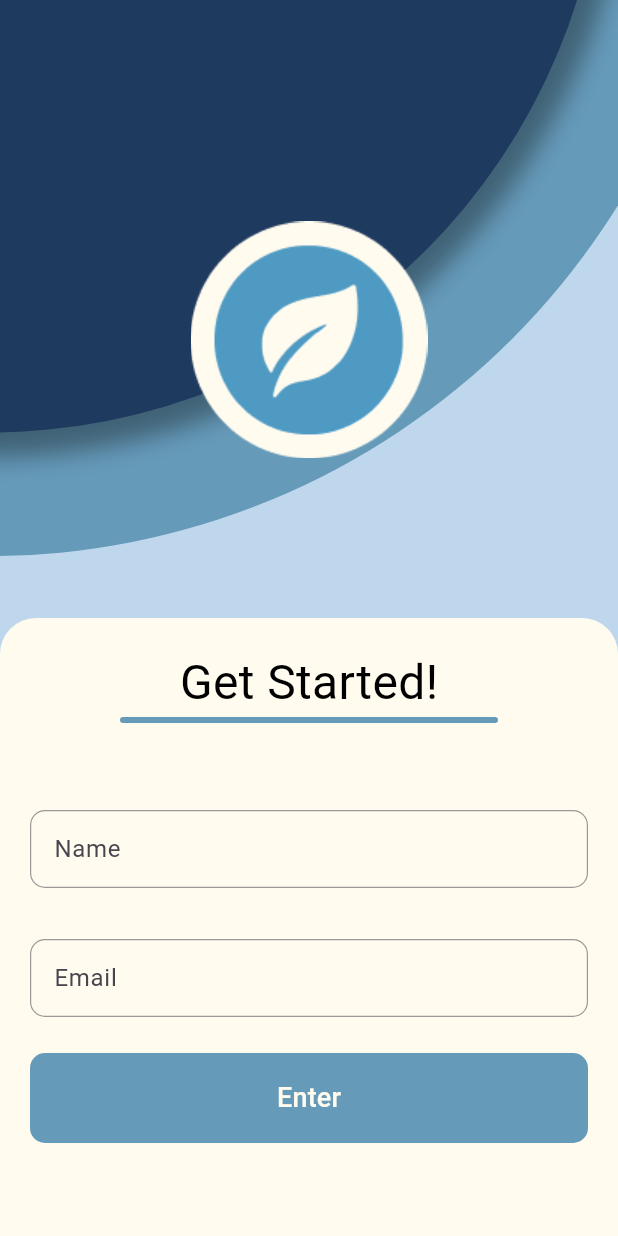
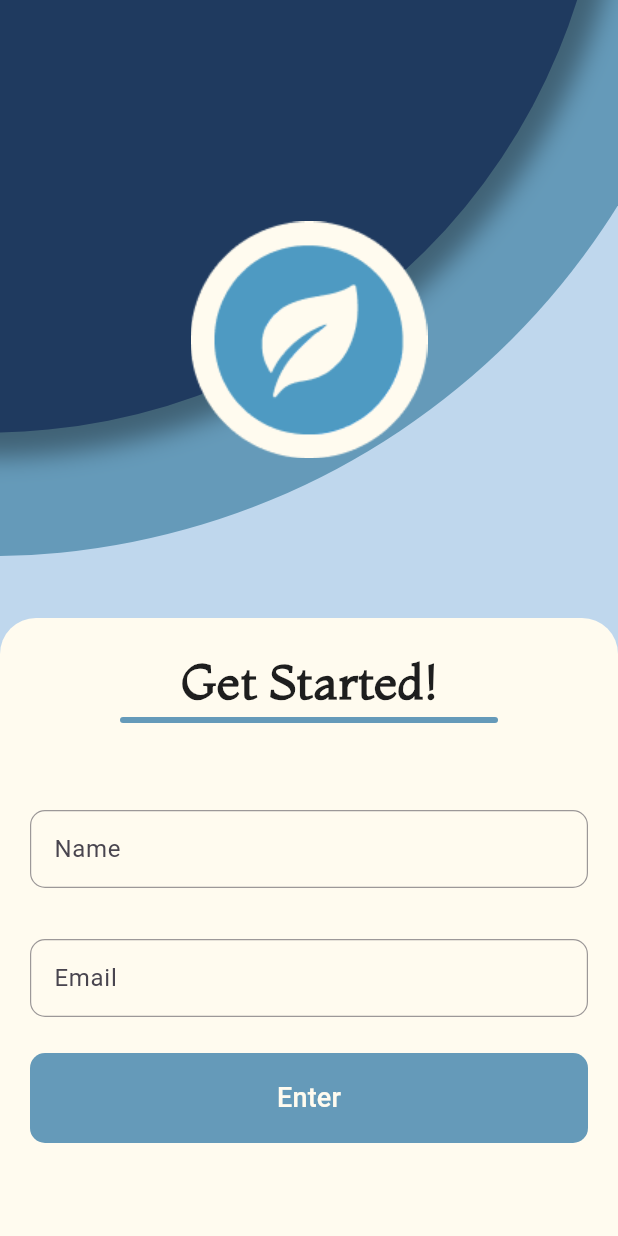
Before and after one commit to ericksgmes/carte_app, a Flutter app: the screen it shows after launch, on a phone screen of 412 x 824 dp. Run offline on Flutter 3.47's test engine with Material 3 defaults, Android fonts, the phone set to English and light mode, and no system bars; our stand-ins replace speech_to_text; Roboto replaces fonts that are missing (Montserrat_Bold); project files that could hold a hidden picture were left out.

Commit message:
feat: update color usage in LoginPage, WidgetPageTitle, and KColors class

```diff
--- a/lib/data/constants.dart
+++ b/lib/data/constants.dart
@@ -9,6 +9,7 @@ class KColors {
   static const Color mediumBlue = Color(0xFF659AB9);
   static const Color darkBlue = Color(0xFF1F3A5F);
   static const Color lightBlue = Color(0xFFBFD7ED);
+  static const Color darkGray = Color(0xFF1E1E1E);
 }
 
 class KFont {
--- a/lib/views/pages/food_page.dart
+++ b/lib/views/pages/food_page.dart
@@ -41,7 +41,6 @@ class _AddFoodState extends State<AddFood> {
             'Allergen',
             style: TextStyle(
               fontSize: 18,
-              color: Color(0xFF1E1E1E),
               fontFamily: KFont.fontFamilyContentBold,
             ),
           ),
--- a/lib/views/pages/login_page.dart
+++ b/lib/views/pages/login_page.dart
@@ -26,7 +26,7 @@ class _LoginPageState extends State<LoginPage> {
 
   @override
   Widget build(BuildContext context) {
-    final Color lightBlue = const Color(0xFFBFD7ED);
+    final Color lightBlue = KColors.lightBlue;
 
     return Scaffold(
       backgroundColor: lightBlue,
@@ -70,8 +70,9 @@ class _LoginPageState extends State<LoginPage> {
                             'Get Started!',
                             style: TextStyle(
                               fontSize: KFont.fontSizeTitle,
-                              fontFamily: KFont.fontFamilyContentBold,
-                              color: Colors.black,
+                              fontFamily: KFont.fontFamilyTitle,
+                              fontWeight: FontWeight.bold,
+                              color: KColors.darkGray,
                             ),
                           ),
                         ),
--- a/lib/views/widgets/widget_page_title.dart
+++ b/lib/views/widgets/widget_page_title.dart
@@ -17,7 +17,7 @@ class WidgetPageTitle extends StatelessWidget {
             style: const TextStyle(
               fontSize: KFont.fontSizeTitle,
               fontFamily: KFont.fontFamilyTitle,
-              color: Colors.black,
+              color: KColors.darkGray,
             ),
           ),
         ),
```
